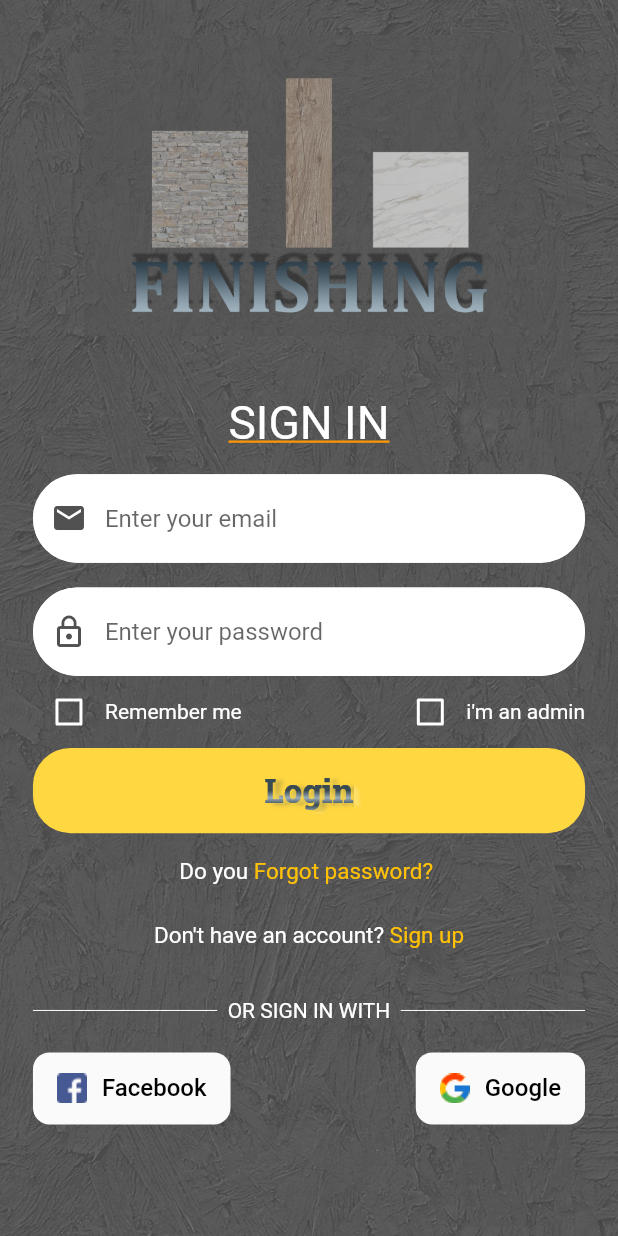
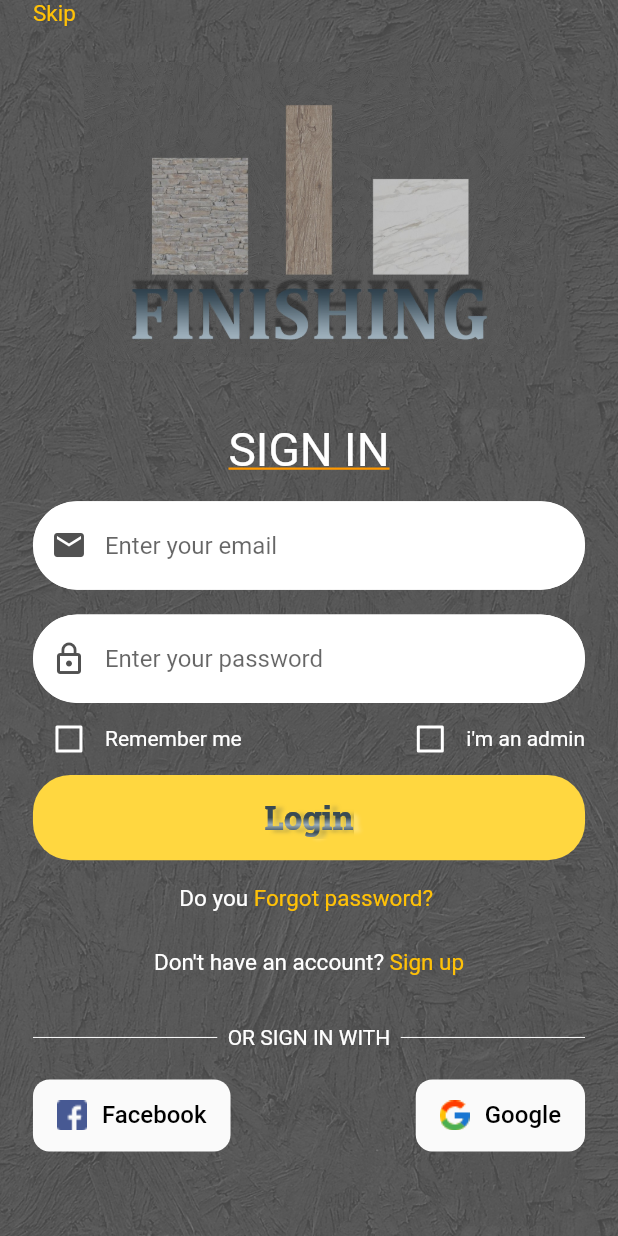
Before and after one commit to AdhamKanatri/FMS, a Flutter app: the screen it shows after launch, after a tap on "Continue", on a phone screen of 412 x 824 dp. Run offline on Flutter 3.47's test engine with Material 2 defaults, Android fonts, the phone set to English and light mode, and no system bars; our stand-ins replace carousel_slider, cloud_firestore, firebase_auth, flutter_svg, google_sign_in, modal_progress_hud and 1 more; accounts and stored records are empty.

Commit message:
Initial commit

```diff
--- a/lib/screens/loginScreen/loginScreen.dart
+++ b/lib/screens/loginScreen/loginScreen.dart
@@ -75,6 +75,24 @@ class _LoginScreenState extends State<LoginScreen> {
                 child: SingleChildScrollView(
                   child: Column(
                     children: <Widget>[
+                      Row(
+                        mainAxisAlignment: MainAxisAlignment.start,
+                        children: [
+                          GestureDetector(
+                            onTap: () {
+                              Navigator.pushNamed(
+                                  context, HomePage.id);
+                            },
+                            child: Text(
+                              "Skip",
+                              style: TextStyle(
+                                color: Colors.amber,
+                                fontSize: 15,
+                              ),
+                            ),
+                          ),
+                        ]
+                      ),
                       CustomLogo(),
                       SizedBox(
                         height: high * 0.02,
--- a/pubspec.yaml
+++ b/pubspec.yaml
@@ -41,12 +41,7 @@ dependencies:
 dev_dependencies:
   flutter_test:
     sdk: flutter
-  flutter_launcher_icons: "^0.8.0"
 
-flutter_icons:
-  android: true
-  ios: true
-  image_path: "Images/icons/Logo.png"
 # For information on the generic Dart part of this file, see the
 # following page: https://dart.dev/tools/pub/pubspec
 
```
Also changed, not shown: pubspec.lock, 6 other files.
